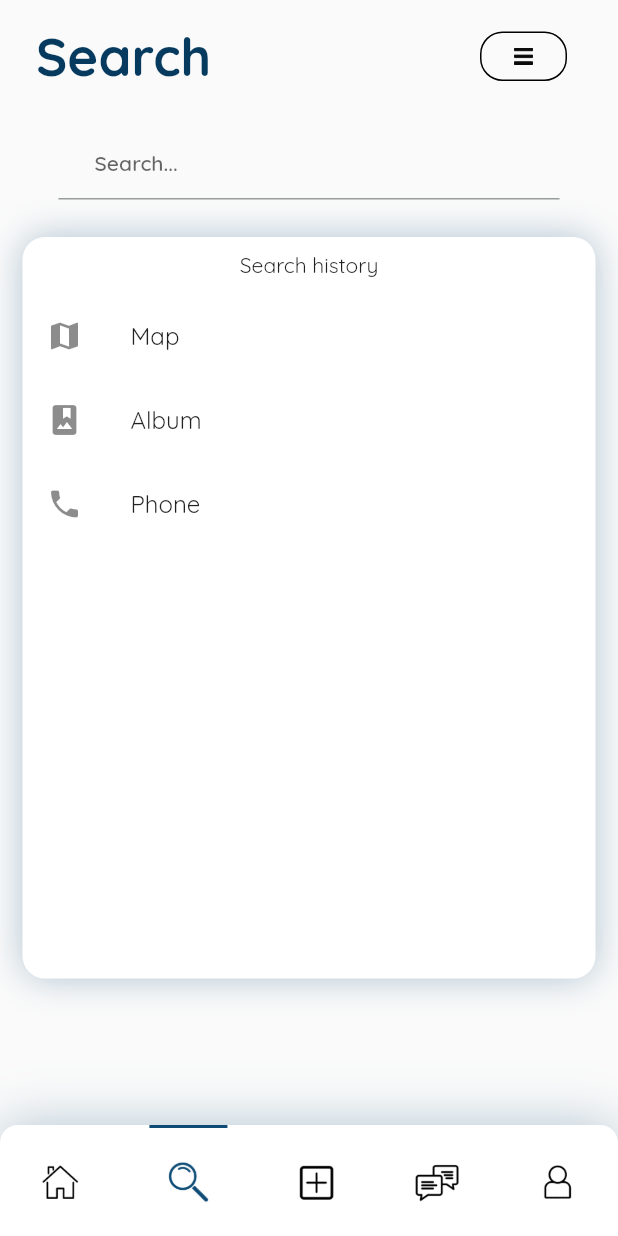
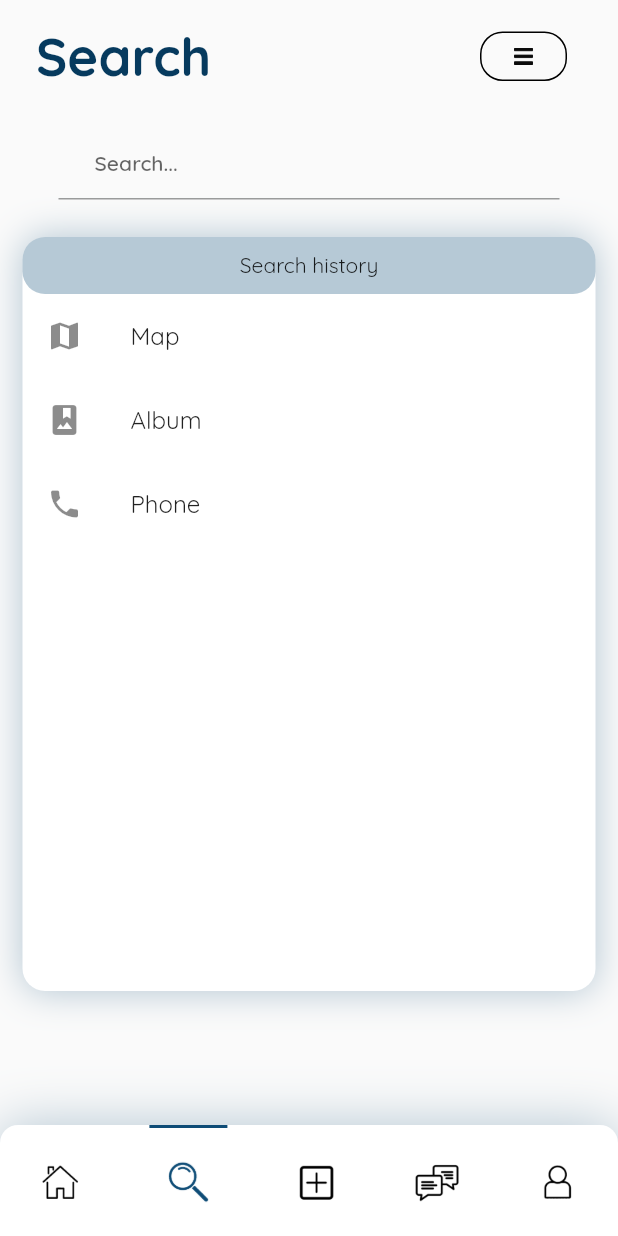
Before and after one commit to l-thatcher/Biblio, a Flutter app: the screen it shows once a user with an empty profile is signed in, swiped to page 2, on a phone screen of 412 x 824 dp. Run offline on Flutter 3.47's test engine with Material 2 defaults, Android fonts, the phone set to English and light mode, and no system bars; our stand-ins replace cloud_firestore, firebase_auth, firebase_core, flutter_keyboard_visibility, google_fonts, google_sign_in; missing offline and left inert: flutter_facebook_auth, twitter_login; accounts and stored records are empty; generated files the repository leaves out were written again.

Commit message:
more of the same

```diff
--- a/lib/l10n/app_en.arb
+++ b/lib/l10n/app_en.arb
@@ -98,7 +98,7 @@
   "@messagesTitle": {
     "description": "title text for messaging page"
   },
-  "listingsTitle": "My Posts",
+  "listingsTitle": "Posts",
   "@listingsTitle": {
     "description": "title text for my listings page"
   },
--- a/lib/screens/pages/messages_page.dart
+++ b/lib/screens/pages/messages_page.dart
@@ -27,7 +27,7 @@ class Messagespage extends StatelessWidget {
             child: Text(AppLocalizations.of(context)!.messagesTitle, style: constants.titleText,),
           ),
           Container(
-            height: MediaQuery.of(context).size.height * 0.73,
+            height: MediaQuery.of(context).size.height * 0.72,
             margin: EdgeInsets.only(left: 5, right: 5),
             decoration: BoxDecoration(
                 color: Colors.white,
--- a/lib/screens/pages/search_page.dart
+++ b/lib/screens/pages/search_page.dart
@@ -47,7 +47,7 @@ class Searchpage extends StatelessWidget {
                     primaryInput: false,
                   ),
                   Container(
-                    height: MediaQuery.of(context).size.height * 0.6,
+                    height: MediaQuery.of(context).size.height * 0.61,
                     margin: EdgeInsets.only(top: 20),
                     decoration: BoxDecoration(
                         color: Colors.white,
@@ -64,11 +64,16 @@ class Searchpage extends StatelessWidget {
                       mainAxisAlignment: MainAxisAlignment.spaceBetween,
                       children: [
                         Container(
+                            decoration: BoxDecoration(
+                              borderRadius: BorderRadius.all(Radius.circular(15)),
+                              color: Theme.of(context).colorScheme.secondary.withOpacity(0.3),
+                            ),
+                            width: double.infinity,
                             padding: const EdgeInsets.only(
                               top: 10,
                               bottom: 10,
                             ),
-                            child: Text(AppLocalizations.of(context)!.searchSubTitle)
+                            child: Center(child: Text(AppLocalizations.of(context)!.searchSubTitle))
                         ),
                         Expanded(
                           child: ListView(
```
Also changed, not shown: lib/screens/pages/user_listings_page.dart (+7 -2 lines).
